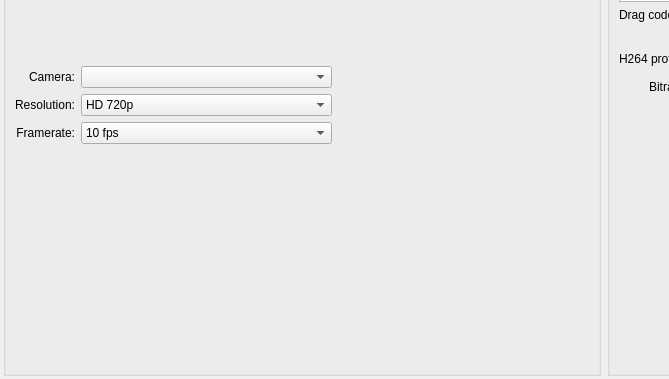
The window that resources/preferences.ui (AGProjects/blink-qt) describes before a commit, drawn with Qt 5; both pictures show x 0 to 669 and y 251 to 630 of the 890 by 630 pixel window.
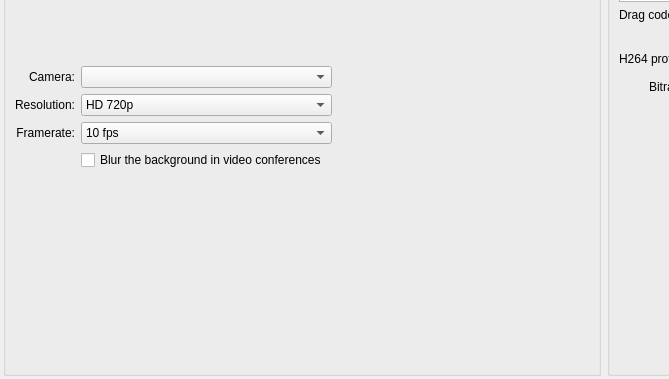
The same window after the commit. The open tabs and pages were chosen to show the change. Icons and pictures are not drawn. Custom widgets are drawn as their Qt base class.

Commit message: Added blur setting in video preferences panel

```diff
--- a/resources/preferences.ui
+++ b/resources/preferences.ui
@@ -2754,7 +2754,17 @@
            <string>Preview</string>
           </property>
           <layout class="QGridLayout" name="video_camera_layout">
-           <item row="5" column="0" colspan="3">
+           <item row="5" column="1" colspan="2">
+            <widget class="QCheckBox" name="video_background_blur_button">
+             <property name="toolTip">
+              <string>In video conferences only you are seen, the room behind you is blurred. The preview shows what the others see.</string>
+             </property>
+             <property name="text">
+              <string>Blur the background in video conferences</string>
+             </property>
+            </widget>
+           </item>
+           <item row="6" column="0" colspan="3">
             <spacer name="video_spacer_3">
              <property name="orientation">
               <enum>Qt::Vertical</enum>
```
Left out of the diff: 1 changed line with no effect on the pictures. The commit also changes 3 other files.
